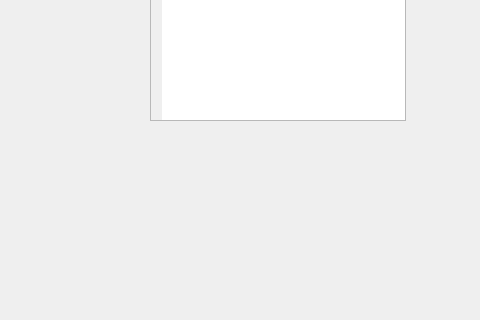
Above: mainwindow.ui from danclas/CubeSplain before the change; both pictures show x 320 to 800 and y 81 to 401 of the 800 by 600 pixel window. Below: the same form after it.
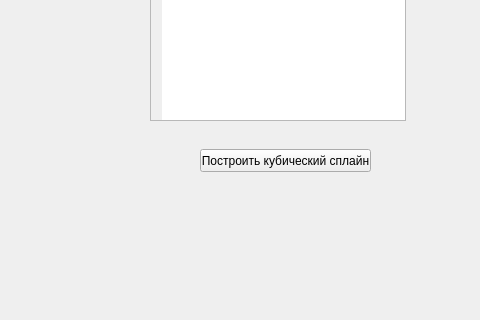
That is the form after the change. Custom widgets are drawn as their Qt base class.

Commit message: Add input_Btn

The edit to the form file:
```diff
--- a/mainwindow.ui
+++ b/mainwindow.ui
@@ -51,6 +51,19 @@
      </property>
     </column>
    </widget>
+   <widget class="QPushButton" name="input_Btn">
+    <property name="geometry">
+     <rect>
+      <x>520</x>
+      <y>230</y>
+      <width>171</width>
+      <height>23</height>
+     </rect>
+    </property>
+    <property name="text">
+     <string>Построить кубический сплайн</string>
+    </property>
+   </widget>
   </widget>
   <widget class="QMenuBar" name="menubar">
    <property name="geometry">
```
The commit also changes 2 other files.
